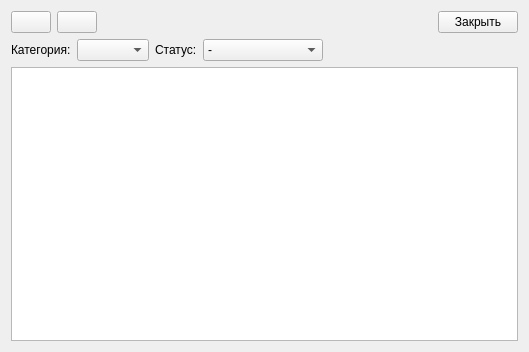
The window that interfaces/request_registry.ui (RichCake/Kursovoj-proekt-Karpov-313IS) describes before a commit, drawn with Qt 5.
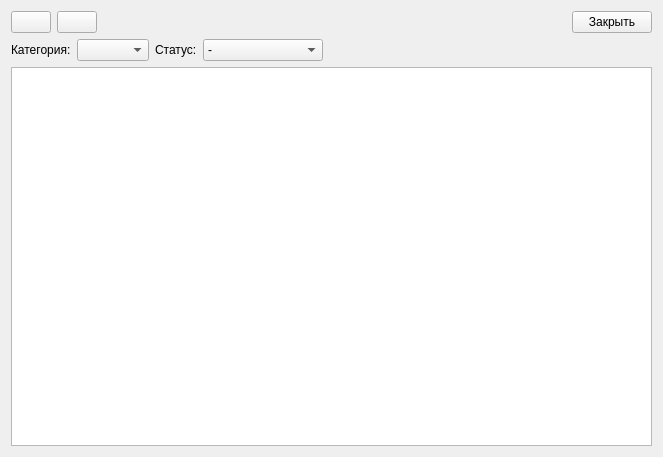
The same window after the commit. Icons and pictures are not drawn.

The edit to the form file:
```diff
--- a/interfaces/request_registry.ui
+++ b/interfaces/request_registry.ui
@@ -6,8 +6,8 @@
    <rect>
     <x>0</x>
     <y>0</y>
-    <width>529</width>
-    <height>352</height>
+    <width>663</width>
+    <height>457</height>
    </rect>
   </property>
   <property name="windowTitle">
```
